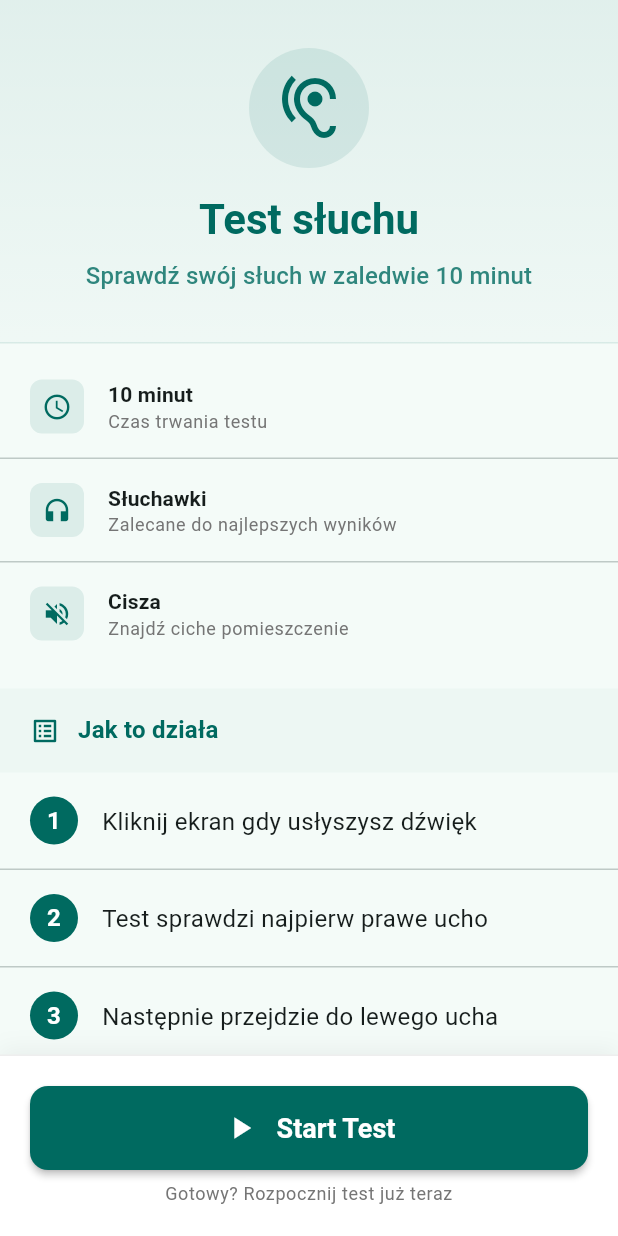
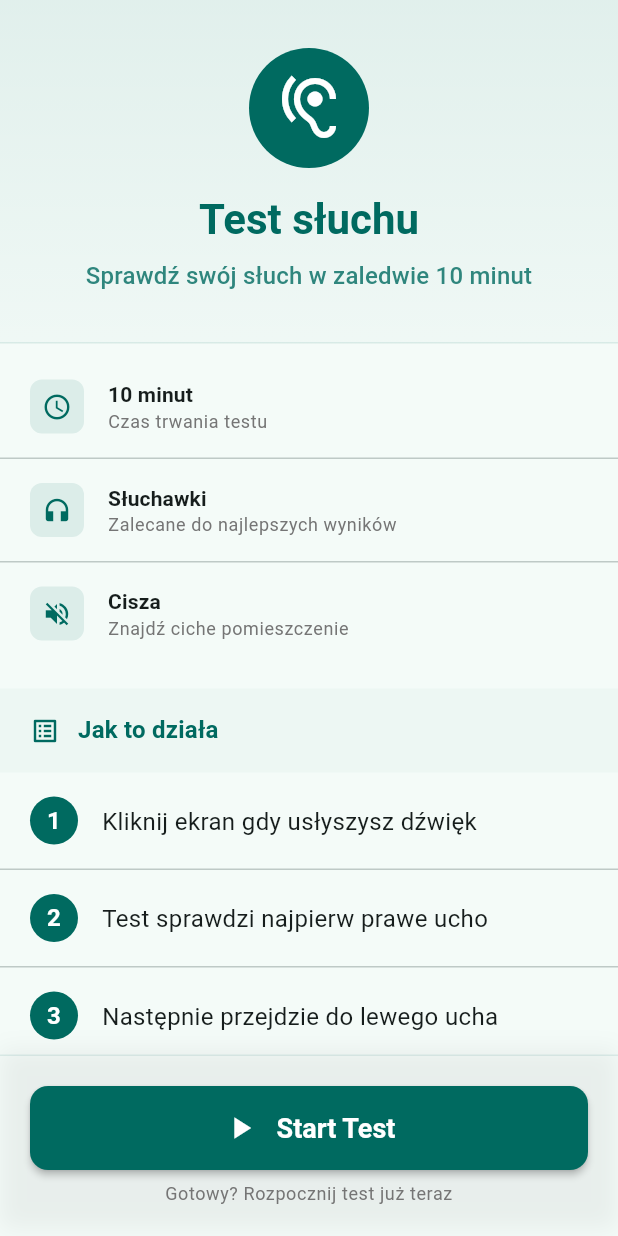
Before and after one commit to HearMate/hear-mate-app, a Flutter app: the _TestTab screen opened directly, on a phone screen of 412 x 824 dp. Run offline on Flutter 3.47's test engine with Material 3 defaults, Android fonts, the phone set to English and light mode, and no system bars; our stand-ins replace audioplayers, bloc, equatable, file_picker, fl_chart, flutter_bloc and 3 more; accounts and stored records are empty; generated files the repository leaves out were written again.

Commit message:
Updated usage of primaryColor to colorScheme. primary in SavedTab and TestTab to improve style consistency. Also adjusted HMAppBar to use theme.appBarTheme properties.
Signed-off-by: Michał Tarnowski <michal.tarnowski03@gmail.com>

```diff
--- a/lib/modules/hearing_test/screens/hearing_test_welcome_page/tabs/test_tab.dart
+++ b/lib/modules/hearing_test/screens/hearing_test_welcome_page/tabs/test_tab.dart
@@ -21,8 +21,8 @@ class _TestTab extends StatelessWidget {
                   begin: Alignment.topCenter,
                   end: Alignment.bottomCenter,
                   colors: [
-                    theme.primaryColor.withValues(alpha: 0.08),
-                    theme.primaryColor.withValues(alpha: 0.02),
+                    theme.colorScheme.primary.withValues(alpha: 0.08),
+                    theme.colorScheme.primary.withValues(alpha: 0.02),
                   ],
                 ),
                 border: Border(
@@ -37,13 +37,13 @@ class _TestTab extends StatelessWidget {
                   Container(
                     padding: const EdgeInsets.all(16),
                     decoration: BoxDecoration(
-                      color: theme.primaryColor.withValues(alpha: 0.1),
+                      color: theme.colorScheme.primary,
                       shape: BoxShape.circle,
                     ),
                     child: Icon(
                       Icons.hearing,
                       size: 48,
-                      color: theme.primaryColor,
+                      color: theme.colorScheme.onPrimary,
                     ),
                   ),
                   const SizedBox(height: 16),
@@ -51,7 +51,7 @@ class _TestTab extends StatelessWidget {
                     "Test słuchu",
                     style: theme.textTheme.headlineMedium?.copyWith(
                       fontWeight: FontWeight.bold,
-                      color: theme.primaryColor,
+                      color: theme.colorScheme.primary,
                     ),
                     textAlign: TextAlign.center,
                   ),
@@ -59,7 +59,7 @@ class _TestTab extends StatelessWidget {
                   Text(
                     "Sprawdź swój słuch w zaledwie 10 minut",
                     style: theme.textTheme.titleMedium?.copyWith(
-                      color: theme.primaryColor.withValues(alpha: 0.8),
+                      color: theme.colorScheme.primary.withValues(alpha: 0.8),
                       fontWeight: FontWeight.w500,
                     ),
                     textAlign: TextAlign.center,
@@ -191,9 +191,11 @@ class _TestTab extends StatelessWidget {
             Container(
               padding: const EdgeInsets.all(20),
               decoration: BoxDecoration(
-                color: Colors.white,
                 border: Border(
-                  top: BorderSide(color: Colors.grey.shade200, width: 1),
+                  top: BorderSide(
+                    color: theme.primaryColor.withValues(alpha: 0.1),
+                    width: 1,
+                  ),
                 ),
                 boxShadow: [
                   BoxShadow(
@@ -286,10 +288,10 @@ class _QuickInfoCard extends StatelessWidget {
           Container(
             padding: const EdgeInsets.all(8),
             decoration: BoxDecoration(
-              color: theme.primaryColor.withValues(alpha: 0.1),
+              color: theme.colorScheme.primary.withValues(alpha: 0.1),
               borderRadius: BorderRadius.circular(8),
             ),
-            child: Icon(icon, size: 20, color: theme.primaryColor),
+            child: Icon(icon, size: 20, color: theme.colorScheme.primary),
           ),
           const SizedBox(width: 16),
           Expanded(
@@ -333,16 +335,16 @@ class _SectionHeader extends StatelessWidget {
     return Container(
       width: double.infinity,
       padding: const EdgeInsets.symmetric(horizontal: 20, vertical: 16),
-      color: theme.primaryColor.withValues(alpha: 0.03),
+      color: theme.colorScheme.primary.withValues(alpha: 0.03),
       child: Row(
         children: [
-          Icon(icon, size: 20, color: theme.primaryColor),
+          Icon(icon, size: 20, color: theme.colorScheme.primary),
           const SizedBox(width: 12),
           Text(
             title,
             style: theme.textTheme.titleMedium?.copyWith(
               fontWeight: FontWeight.w600,
-              color: theme.primaryColor,
+              color: theme.colorScheme.primary,
             ),
           ),
         ],
```
Also changed, not shown: lib/modules/hearing_test/screens/hearing_test_welcome_page/tabs/saved_tab.dart (+30 -26 lines), lib/widgets/hm_app_bar.dart (+6 -2 lines).
